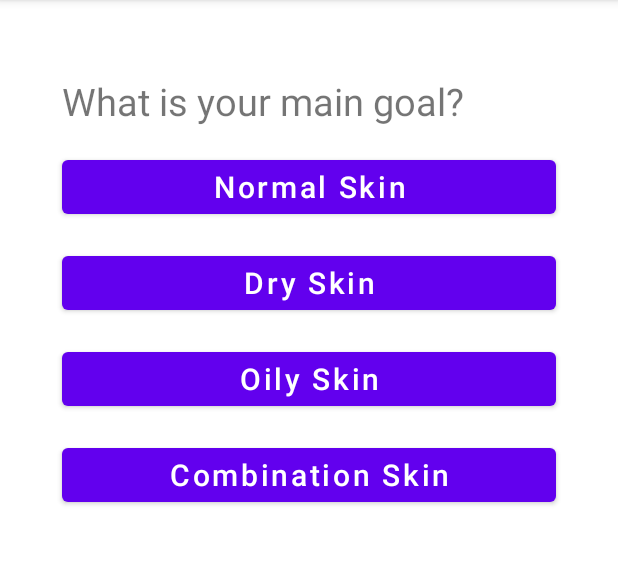
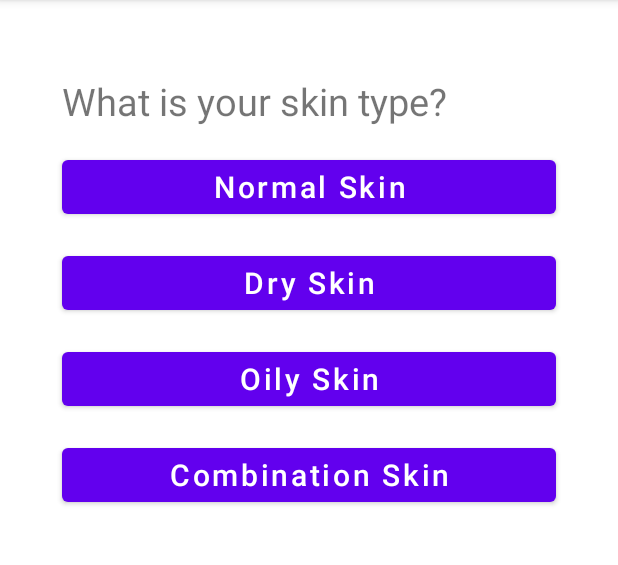
Before and after one commit to chinguyen202/better-skin, an Android app: the FirstQuiz screen opened directly, with no data from a screen before it, on a phone screen of 412 x 824 dp, the part 84-649 px from its top. Run offline under Robolectric (Android 15) with nearby library versions, the light colour scheme and no system bars.

Commit message:
fix mistake in quiz 1

```diff
--- a/app/src/main/res/layout/activity_first_quiz.xml
+++ b/app/src/main/res/layout/activity_first_quiz.xml
@@ -11,7 +11,7 @@
         android:layout_width="wrap_content"
         android:layout_height="wrap_content"
         android:layout_marginTop="50dp"
-        android:text="What is your main goal? "
+        android:text="What is your skin type? "
         android:textSize="25sp"
         app:layout_constraintStart_toStartOf="@+id/guideline1"
         app:layout_constraintTop_toTopOf="parent" />
```
